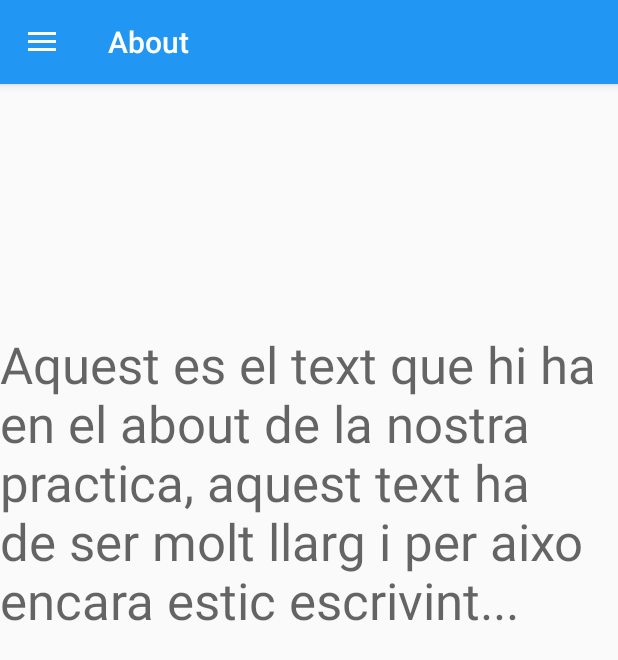
After one commit to JosepBernad/MyFilmDatabase, an Android app: the AboutActivity screen opened directly, with no data from a screen before it, on a phone screen of 412 x 824 dp. The commit adds this screen. Shown: the top 660 px of the screen. Run offline under Robolectric (Android 15) with nearby library versions, the phone set to English and light mode, and no system bars.

Commit message:
About i esas mierdas

```diff
--- a/app/src/main/AndroidManifest.xml
+++ b/app/src/main/AndroidManifest.xml
@@ -18,7 +18,8 @@
         </activity>
         <activity android:name=".NewFilmActivity" />
         <activity android:name=".FilmDetailsActivity" />
-        <activity android:name=".EditFilmActivity" /><!-- ATTENTION: This was auto-generated to add Google Play services to your project for
+        <activity android:name=".EditFilmActivity" />
+        <activity android:name=".AboutActivity" /><!-- ATTENTION: This was auto-generated to add Google Play services to your project for
      App Indexing.  See https://g.co/AppIndexing/AndroidStudio for more information. -->
 
         <meta-data
--- /dev/null
+++ b/app/src/main/java/com/example/pr_idi/mydatabaseexample/AboutActivity.java
@@ -0,0 +1,131 @@
+package com.example.pr_idi.mydatabaseexample;
+
+import android.content.DialogInterface;
+import android.content.Intent;
+import android.content.res.Configuration;
+import android.os.Bundle;
+import android.support.annotation.Nullable;
+import android.support.v4.view.GravityCompat;
+import android.support.v4.widget.DrawerLayout;
+import android.support.v7.app.ActionBarDrawerToggle;
+import android.support.v7.app.AlertDialog;
+import android.support.v7.app.AppCompatActivity;
+import android.view.LayoutInflater;
+import android.view.MenuItem;
+import android.view.View;
+import android.view.ViewGroup;
+import android.widget.AdapterView;
+import android.widget.ArrayAdapter;
+import android.widget.ListView;
+import android.widget.Toast;
+
+/**
+ * Created by roger on 11/01/17.
+ */
+
+public class AboutActivity extends AppCompatActivity {
+    private DrawerLayout mDrawerLayout;
+    private ListView mDrawerList;
+    private ActionBarDrawerToggle mDrawerToggle;
+
+    @Override
+    protected void onCreate(Bundle savedInstanceState) {
+        super.onCreate(savedInstanceState);
+        setContentView(R.layout.about);
+        getSupportActionBar().setTitle("About");
+        getSupportActionBar().setDisplayHomeAsUpEnabled(true);
+        getSupportActionBar().setHomeButtonEnabled(true);
+
+        mDrawerLayout = (DrawerLayout) findViewById(R.id.drawer_layout_about);
+
+        mDrawerList = (ListView) findViewById(R.id.navListAbout);
+        LayoutInflater myinflater = getLayoutInflater();
+        ViewGroup myHeader = (ViewGroup)myinflater.inflate(R.layout.headerlayout, mDrawerList, false);
+        mDrawerList.addHeaderView(myHeader, null, false);
+        addDrawerItems();
+
+        setupDrawer();
+    }
+    private void addDrawerItems() {
+        String[] filmArray = {"My Films", "Add Film", "Help", "About"};
+        ArrayAdapter<String> mAdapter = new ArrayAdapter<>(this, android.R.layout.simple_list_item_1, filmArray);
+        mDrawerList.setAdapter(mAdapter);
+
+
+        mDrawerList.setOnItemClickListener(new AdapterView.OnItemClickListener() {
+            @Override
+            public void onItemClick(AdapterView<?> parent, View view, int position, long id) {
+                switch (position) {
+                    case 1:
+                        finish();
+                        break;
+                    case 2: //cas Add Film
+                        mDrawerLayout.closeDrawer(GravityCompat.START);
+                        Intent i = new Intent(AboutActivity.this, NewFilmActivity.class);
+                        startActivity(i);
+                        break;
+                    case 3: //cas Help
+                        Toast.makeText(AboutActivity.this, "Help encara s'ha de implementar XD", Toast.LENGTH_SHORT).show();
+                        break;
+                    case 4: //cas About
+                        mDrawerLayout.closeDrawer(GravityCompat.START);
+                        break;
+                }
+            }
+        });
+    }
+
+    private void setupDrawer() {
+        mDrawerToggle = new ActionBarDrawerToggle(this, mDrawerLayout,
+                R.string.drawer_open, R.string.drawer_close) {
+
+            /** Es crida quan el drawer esta completament obert */
+            public void onDrawerOpened(View drawerView) {
+                super.onDrawerOpened(drawerView);
+                getSupportActionBar().setTitle("Menu");
+                invalidateOptionsMenu();
+            }
+
+            /** Es crida quan el drawer esta completament tancat */
+            public void onDrawerClosed(View view) {
+                super.onDrawerClosed(view);
+                getSupportActionBar().setTitle("About");
+                invalidateOptionsMenu();
+            }
+        };
+        mDrawerToggle.setDrawerIndicatorEnabled(true);
+        mDrawerLayout.setDrawerListener(mDrawerToggle);
+
+    }
+    public boolean onOptionsItemSelected(MenuItem item) {
+        // Controlar els clicks de la action bar aqui.
+        int id = item.getItemId();
+
+        // Activate the navigation drawer toggle
+        if (mDrawerToggle.onOptionsItemSelected(item)) {
+            return true;
+        }
+
+        return super.onOptionsItemSelected(item);
+    }
+    @Override
+    protected void onPostCreate(Bundle savedInstanceState) {
+        super.onPostCreate(savedInstanceState);
+        mDrawerToggle.syncState();
+    }
+
+    @Override
+    public void onConfigurationChanged(Configuration newConfig) {
+        super.onConfigurationChanged(newConfig);
+        mDrawerToggle.onConfigurationChanged(newConfig);
+    }
+
+    @Override
+    public void onBackPressed() {
+        if (this.mDrawerLayout.isDrawerOpen(GravityCompat.START)) {
+            this.mDrawerLayout.closeDrawer(GravityCompat.START);
+        } else {
+            super.onBackPressed();
+        }
+    }
+}
--- /dev/null
+++ b/app/src/main/res/layout/about.xml
@@ -0,0 +1,31 @@
+<?xml version="1.0" encoding="utf-8"?>
+<android.support.v4.widget.DrawerLayout
+    xmlns:android="http://schemas.android.com/apk/res/android"
+    xmlns:app="http://schemas.android.com/apk/res-auto"
+    android:id="@+id/drawer_layout_about"
+    android:layout_width="match_parent"
+    android:layout_height="match_parent">
+    <RelativeLayout xmlns:android="http://schemas.android.com/apk/res/android"
+        android:layout_width="match_parent" android:layout_height="match_parent">
+
+        <TextView
+            android:text="Aquest es el text que hi ha en el about de la nostra practica, aquest text ha de ser molt llarg i per aixo encara estic escrivint..."
+            android:layout_width="wrap_content"
+            android:layout_height="wrap_content"
+            android:layout_alignParentTop="true"
+            android:layout_centerHorizontal="true"
+            android:layout_marginTop="164dp"
+            android:id="@+id/aboutText"
+            android:textAppearance="@style/TextAppearance.AppCompat.Display1" />
+    </RelativeLayout>
+
+    <!-- The navigation drawer -->
+    <ListView android:id="@+id/navListAbout"
+        android:layout_width="240dp"
+        android:layout_height="match_parent"
+        android:layout_gravity="start"
+        android:choiceMode="singleChoice"
+        android:divider="@android:color/transparent"
+        android:dividerHeight="0dp"
+        android:background="#ffeeeeee"/>
+</android.support.v4.widget.DrawerLayout>
```
Also changed, not shown: app/src/main/java/com/example/pr_idi/mydatabaseexample/MainActivity.java (+7 -2 lines).
